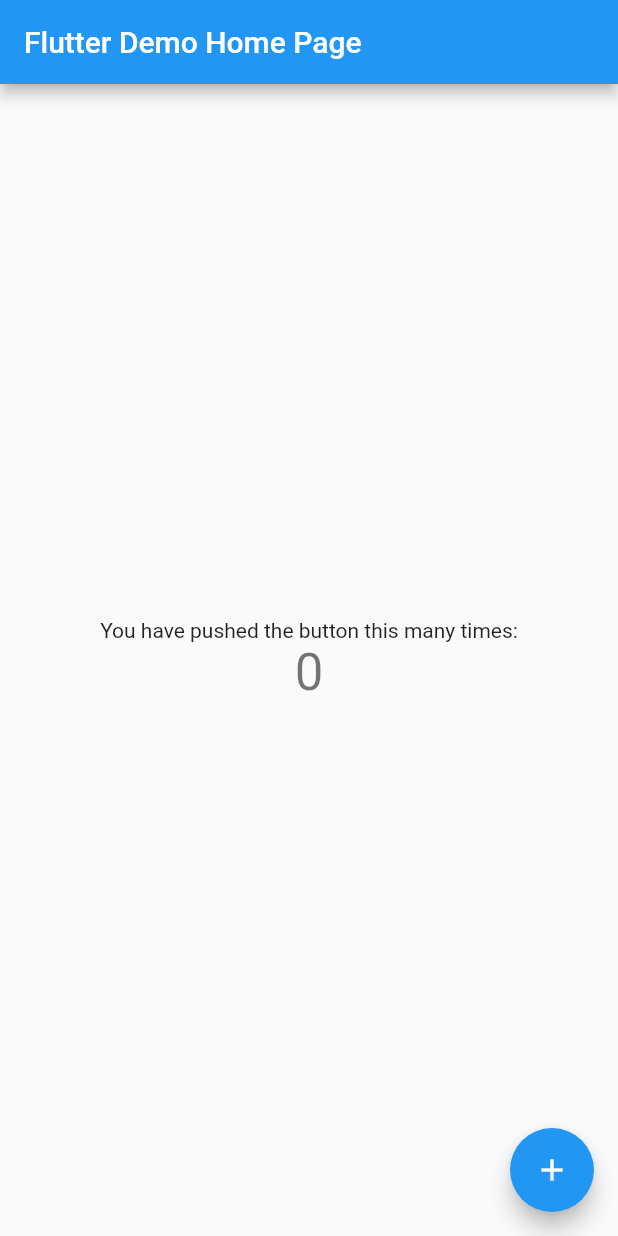
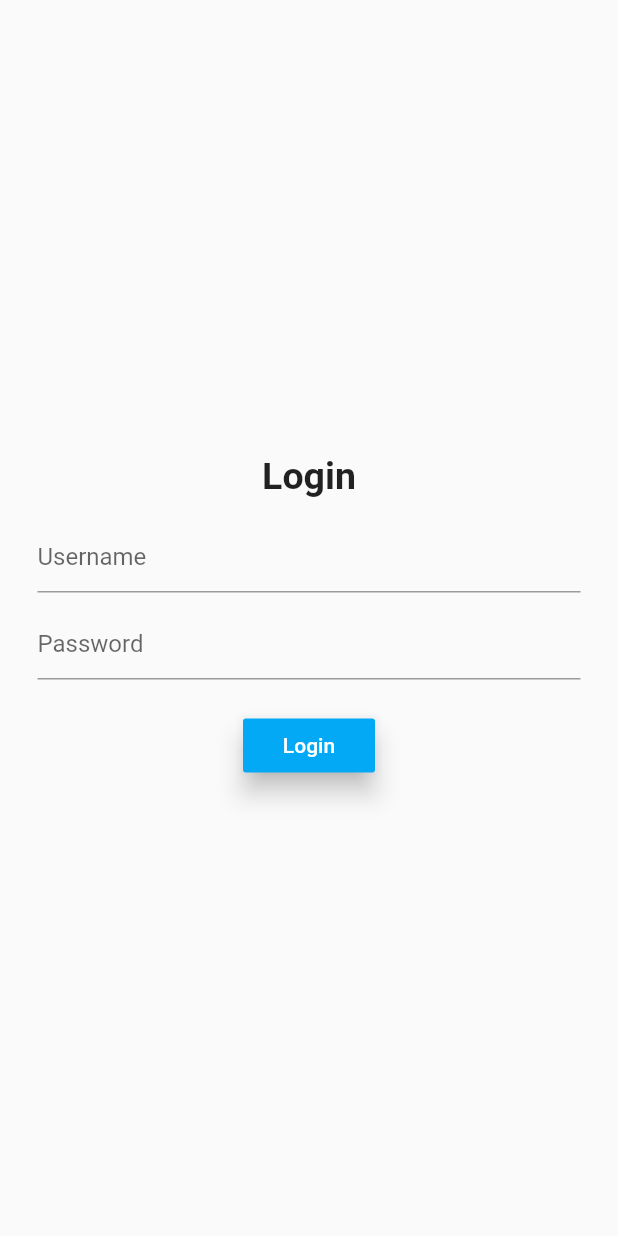
Before and after one commit to hunnain/FlutterPractise, a Flutter app: the screen it shows after launch, on a phone screen of 412 x 824 dp. Run offline on Flutter 3.47's test engine with Material 2 defaults, Android fonts, the phone set to English and light mode, and no system bars.

```diff
--- a/UIBasicAnimation/delayedanimation/lib/main.dart
+++ b/UIBasicAnimation/delayedanimation/lib/main.dart
@@ -1,4 +1,5 @@
 import 'package:flutter/material.dart';
+import 'package:flutter/animation.dart';
 
 void main() => runApp(MyApp());
 
@@ -9,103 +10,84 @@ class MyApp extends StatelessWidget {
     return MaterialApp(
       title: 'Flutter Demo',
       theme: ThemeData(
-        // This is the theme of your application.
-        //
-        // Try running your application with "flutter run". You'll see the
-        // application has a blue toolbar. Then, without quitting the app, try
-        // changing the primarySwatch below to Colors.green and then invoke
-        // "hot reload" (press "r" in the console where you ran "flutter run",
-        // or simply save your changes to "hot reload" in a Flutter IDE).
-        // Notice that the counter didn't reset back to zero; the application
-        // is not restarted.
         primarySwatch: Colors.blue,
       ),
-      home: MyHomePage(title: 'Flutter Demo Home Page'),
+      home: MyHomePage(),
     );
   }
 }
 
 class MyHomePage extends StatefulWidget {
-  MyHomePage({Key key, this.title}) : super(key: key);
-
-  // This widget is the home page of your application. It is stateful, meaning
-  // that it has a State object (defined below) that contains fields that affect
-  // how it looks.
-
-  // This class is the configuration for the state. It holds the values (in this
-  // case the title) provided by the parent (in this case the App widget) and
-  // used by the build method of the State. Fields in a Widget subclass are
-  // always marked "final".
-
-  final String title;
 
   @override
   _MyHomePageState createState() => _MyHomePageState();
 }
 
-class _MyHomePageState extends State<MyHomePage> {
-  int _counter = 0;
+class _MyHomePageState extends State<MyHomePage> with SingleTickerProviderStateMixin {
 
-  void _incrementCounter() {
-    setState(() {
-      // This call to setState tells the Flutter framework that something has
-      // changed in this State, which causes it to rerun the build method below
-      // so that the display can reflect the updated values. If we changed
-      // _counter without calling setState(), then the build method would not be
-      // called again, and so nothing would appear to happen.
-      _counter++;
-    });
+  Animation animation,delayedAnimation, muchDelayedAnimation;
+  AnimationController animationController;
+
+  @override
+  void initState(){
+    super.initState();
+    animationController = AnimationController(
+      duration: Duration(seconds: 2),
+      vsync: this
+    );
+    animation = Tween(begin: 1.0, end: 0.0).animate(CurvedAnimation(parent: animationController, curve: Curves.fastOutSlowIn));
+    delayedAnimation = Tween(begin: -1.0,end: 0.0).animate(CurvedAnimation(parent: animationController, curve: Interval(0.5, 1.0, curve: Curves.fastOutSlowIn)));
+    muchDelayedAnimation = Tween(begin: -1.0,end: 0.0).animate(CurvedAnimation(parent: animationController, curve: Interval(0.8, 1.0, curve: Curves.fastOutSlowIn)));
+    animationController.forward();
   }
 
   @override
   Widget build(BuildContext context) {
-    // This method is rerun every time setState is called, for instance as done
-    // by the _incrementCounter method above.
-    //
-    // The Flutter framework has been optimized to make rerunning build methods
-    // fast, so that you can just rebuild anything that needs updating rather
-    // than having to individually change instances of widgets.
+      final double width = MediaQuery.of(context).size.width;
+
+      return AnimatedBuilder(
+        animation: animationController,
+        builder: (BuildContext context, Widget child){
           return Scaffold(
-      appBar: AppBar(
-        // Here we take the value from the MyHomePage object that was created by
-        // the App.build method, and use it to set our appbar title.
-        title: Text(widget.title),
-      ),
-      body: Center(
-        // Center is a layout widget. It takes a single child and positions it
-        // in the middle of the parent.
-        child: Column(
-          // Column is also layout widget. It takes a list of children and
-          // arranges them vertically. By default, it sizes itself to fit its
-          // children horizontally, and tries to be as tall as its parent.
-          //
-          // Invoke "debug painting" (press "p" in the console, choose the
-          // "Toggle Debug Paint" action from the Flutter Inspector in Android
-          // Studio, or the "Toggle Debug Paint" command in Visual Studio Code)
-          // to see the wireframe for each widget.
-          //
-          // Column has various properties to control how it sizes itself and
-          // how it positions its children. Here we use mainAxisAlignment to
-          // center the children vertically; the main axis here is the vertical
-          // axis because Columns are vertical (the cross axis would be
-          // horizontal).
+            body: Align(
+              // transform: Matrix4.translationValues(animation.value * width, 0.0, 0.0),
+              alignment: Alignment.center,
+                child:Container(
+                  padding: EdgeInsets.all(25.0),
+                  child: new Column(
                     mainAxisAlignment: MainAxisAlignment.center,
                     children: <Widget>[
                       Text(
-              'You have pushed the button this many times:',
+                        'Login',
+                        style: TextStyle(
+                          fontSize: 25.0, fontWeight: FontWeight.bold
                         ),
-            Text(
-              '$_counter',
-              style: Theme.of(context).textTheme.display1,
                       ),
+                      SizedBox(height: 15.0,),
+                      TextField(
+                        decoration: InputDecoration(hintText: 'Username'),
+                      ),
+                      SizedBox(height: 10.0,),
+                      TextField(
+                        decoration: InputDecoration(hintText: 'Password'),
+                        obscureText: true,
+                      ),
+                      SizedBox(height: 20.0,),
+                      RaisedButton(
+                        child: Text('Login'),
+                        onPressed: (){
+                          print('Raised Button has been Pressed');
+                        },
+                        color: Colors.lightBlue,
+                        elevation: 7.0,
+                        textColor: Colors.white,
+                      )
                     ],
                   ),
-      ),
-      floatingActionButton: FloatingActionButton(
-        onPressed: _incrementCounter,
-        tooltip: 'Increment',
-        child: Icon(Icons.add),
-      ), // This trailing comma makes auto-formatting nicer for build methods.
+                )
+            )
+          );
+        },
       );
   }
 }
```
Also changed, not shown: customcard/lib/main.dart (added, +73 -0 lines), customcard/pubspec.yaml (added, +72 -0 lines), customcard/pubspec.lock (added), 54 other files. Lines whose indentation alone changed are shown as unchanged.
